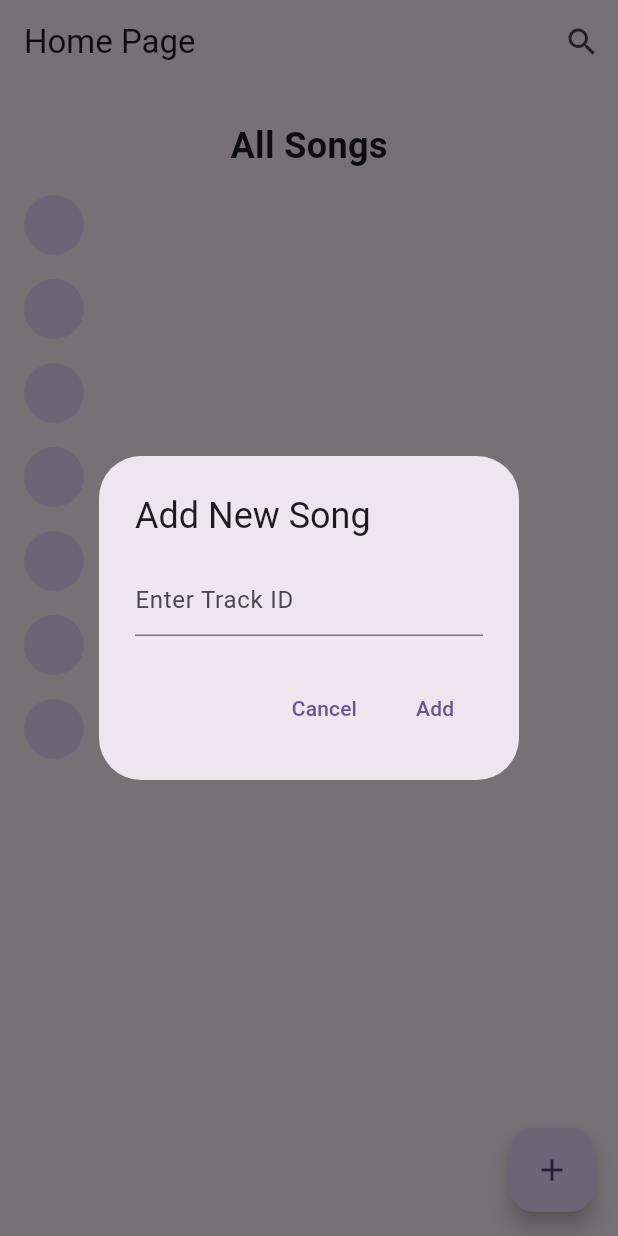
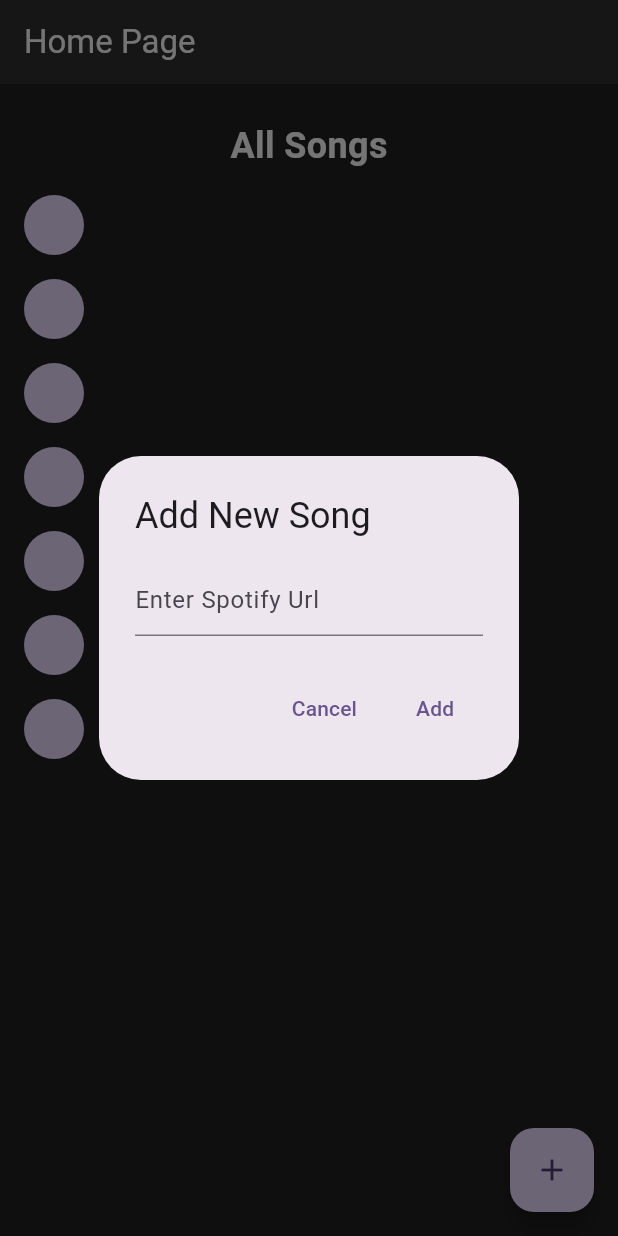
Before and after one commit to WesleyVeeningen/spotify-Clone, a Flutter app: the screen it shows after launch, after a tap on the "add" icon, on a phone screen of 412 x 824 dp. Run offline on Flutter 3.47's test engine with Material 3 defaults, Android fonts, the phone set to English and light mode, and no system bars; our stand-ins replace audio_video_progress_bar, audioplayers, palette_generator, scrollable_positioned_list; missing offline and left inert: spotify, youtube_explode_dart; network calls fail.

Commit message:
design bijna aff

```diff
--- a/lib/views/home.dart
+++ b/lib/views/home.dart
@@ -72,6 +72,9 @@ class _HomePageState extends State<HomePage> {
           .where((song) =>
               song.songName!.toLowerCase().contains(query.toLowerCase()))
           .toList();
+          if (query.isEmpty) {
+            filteredSongs = songs;
+          }
     });
   }
 
@@ -82,6 +85,7 @@ class _HomePageState extends State<HomePage> {
     );
     final spotify = SpotifyApi(credentials);
 
+  final artist = await spotify.artists.get('0OdUWJ0sBjDrqHygGUXeCF');
     final track = await spotify.tracks.get(trackId);
 
     final tempSongName = track.name ?? '';
@@ -106,21 +110,13 @@ class _HomePageState extends State<HomePage> {
   @override
   Widget build(BuildContext context) {
     return Scaffold(
+      backgroundColor: Colors.grey[900],
       appBar: AppBar(
-        title: const Text('Home Page'),
-        actions: [
-          IconButton(
-            icon: const Icon(Icons.search),
-            onPressed: () {
-              showSearch(
-                context: context,
-                delegate: SongSearch(filteredSongs, filterSongs),
-              );
-            },
+        backgroundColor: Colors.grey[850],
+        title: const Text('Home Page', style: TextStyle(color: Colors.white)),
       ),
-        ],
-      ),
-      body: SingleChildScrollView(
+      body:  SingleChildScrollView(
+
         child: Column(
           children: [
             const SizedBox(height: 16),
@@ -129,6 +125,7 @@ class _HomePageState extends State<HomePage> {
               child: Text(
                 'All Songs',
                 style: TextStyle(
+                  color: Colors.white,
                   fontSize: 24,
                   fontWeight: FontWeight.bold,
                 ),
@@ -141,7 +138,11 @@ class _HomePageState extends State<HomePage> {
   itemBuilder: (context, index) {
     final song = filteredSongs[index];
     return ListTile(
-                  title: Text(song.songName!),
+      title: Text(
+        song.songName!,
+        style: const TextStyle(color: Color.fromRGBO(255, 255, 255, 1)),
+        overflow: TextOverflow.ellipsis, // Apply text overflow handling
+      ),
       leading: CircleAvatar(
         backgroundImage: NetworkImage(song.songImage!),
       ),
@@ -149,27 +150,40 @@ class _HomePageState extends State<HomePage> {
         Navigator.push(
           context,
           MaterialPageRoute(
-                        builder: (context) =>
-                            MusicPlayer(trackId: song.trackId),
+            builder: (context) => MusicPlayer(trackId: song.trackId),
           ),
         );
       },
     );
   },
 ),
+
           ],
         ),
       ),
       floatingActionButton: FloatingActionButton(
         onPressed: () async {
-          final String? newTrackId = await showDialog(
+          String? newTrackId = await showDialog(
             context: context,
             builder: (context) => AddSongDialog(),
           );
 
 if (newTrackId != null && newTrackId.isNotEmpty) {
-            addSong(newTrackId);
+    newTrackId = newTrackId.trim();
+
+    // Check if the input is a Spotify link
+    if (newTrackId.contains('spotify.com')) {
+        // Extract the track ID from the Spotify link
+        final trackId = newTrackId.split('/').last.split('?').first;
+
+        // Add the track using the extracted track ID
+        addSong(trackId);
+    } else {
+        // Handle the case when the input is not a Spotify link
+        // For example, you might display an error message to the user
     }
+}
+
         },
         child: const Icon(Icons.add),
       ),
@@ -248,7 +262,7 @@ class AddSongDialog extends StatelessWidget {
       title: const Text('Add New Song'),
       content: TextField(
         controller: _textEditingController,
-        decoration: const InputDecoration(hintText: 'Enter Track ID'),
+        decoration: const InputDecoration(hintText: 'Enter Spotify Url'),
       ),
       actions: [
         TextButton(
```
Also changed, not shown: lib/views/music_player.dart (+18 -2 lines), 4 other files. Lines whose indentation alone changed are shown as unchanged.
